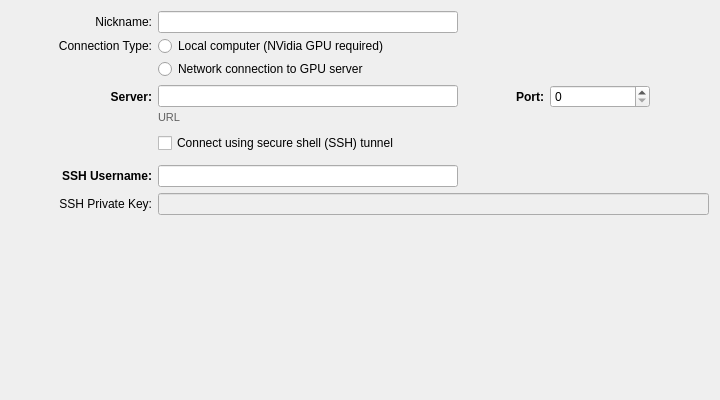
This is GUI/Qt/Windows/DeepLearningServerEditor.ui in vhxjaouen/latimsnap as Qt 5 draws it before an edit. The edited form follows.
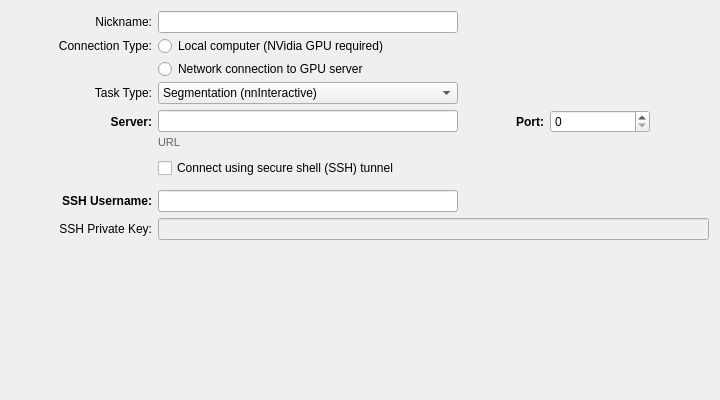
This is the edited form. Icons and pictures are not drawn. Custom widgets are drawn as their Qt base class.

Commit message: Add image-to-image (I2I) deep learning server type

Patch:
```diff
--- a/GUI/Qt/Windows/DeepLearningServerEditor.ui
+++ b/GUI/Qt/Windows/DeepLearningServerEditor.ui
@@ -122,6 +122,48 @@
         </property>
        </spacer>
       </item>
+       <item row="3" column="0">
+        <widget class="QLabel" name="labelTaskType">
+         <property name="minimumSize">
+          <size>
+           <width>140</width>
+           <height>0</height>
+          </size>
+         </property>
+         <property name="text">
+          <string>Task Type:</string>
+         </property>
+         <property name="alignment">
+          <set>Qt::AlignmentFlag::AlignRight|Qt::AlignmentFlag::AlignTrailing|Qt::AlignmentFlag::AlignVCenter</set>
+         </property>
+        </widget>
+       </item>
+       <item row="3" column="1">
+        <widget class="QComboBox" name="inServerType">
+         <property name="minimumSize">
+          <size>
+           <width>300</width>
+           <height>0</height>
+          </size>
+         </property>
+         <property name="maximumSize">
+          <size>
+           <width>300</width>
+           <height>16777215</height>
+          </size>
+         </property>
+         <item>
+          <property name="text">
+           <string>Segmentation (nnInteractive)</string>
+          </property>
+         </item>
+         <item>
+          <property name="text">
+           <string>Image-to-Image</string>
+          </property>
+         </item>
+        </widget>
+       </item>
      </layout>
     </widget>
    </item>
```
Lines whose indentation alone changed are shown as unchanged. The commit also changes 30 other files.
